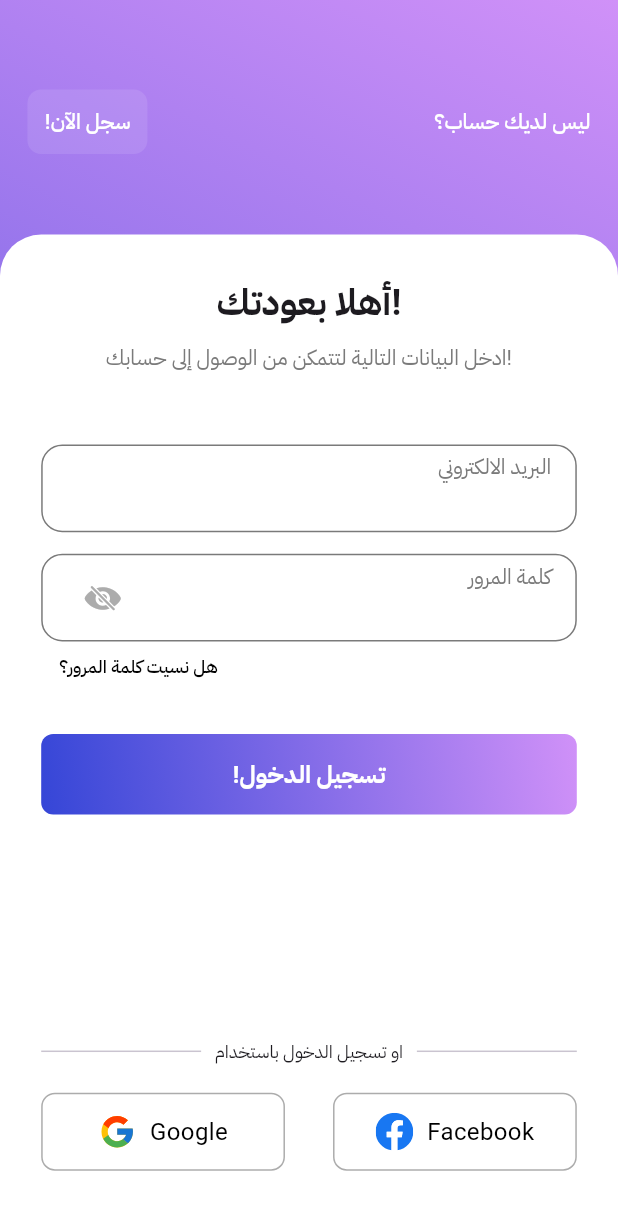
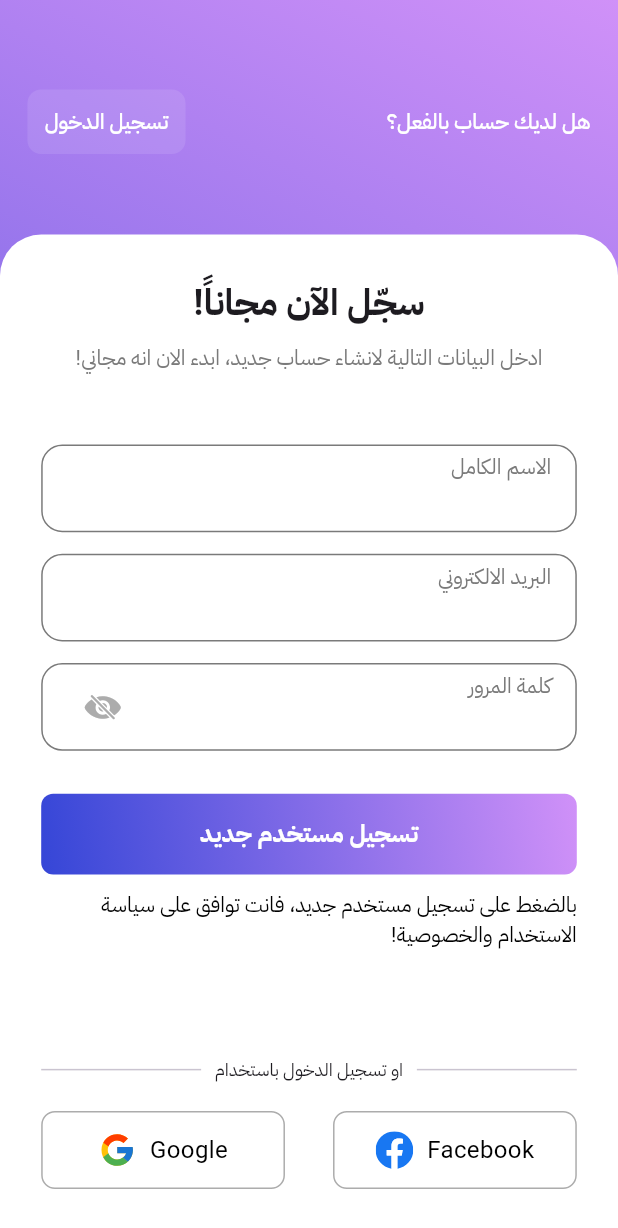
Before and after one commit to adham12121212/delivery_app, a Flutter app: the screen it shows after launch, after a tap on "سجل الآن!", on a phone screen of 412 x 824 dp. Shown: the top 1228 px of the screen. Run offline on Flutter 3.47's test engine with Material 3 defaults, Android fonts, the phone set to English and light mode, and no system bars; drawn by our look-alikes of modal_progress_hud_nsn; our stand-ins replace bloc, firebase_auth, firebase_core, flutter_bloc, flutter_screenutil, flutter_svg and 1 more; accounts and stored records are empty.

Commit message:
-signup view

```diff
--- a/lib/core/route/routing.dart
+++ b/lib/core/route/routing.dart
@@ -0,0 +1,30 @@
+
+import 'package:delivery_app/feature/Auth/presentation/views/login_view.dart';
+import 'package:delivery_app/feature/Auth/presentation/views/signup_view.dart';
+import 'package:flutter/cupertino.dart';
+import 'package:flutter/material.dart';
+
+Route<dynamic> onGenerateRoute(RouteSettings setting){
+  switch(setting.name){
+    case LoginView.routeName:
+      return MaterialPageRoute(builder: (context)=> const LoginView());
+    case SignupView.routeName:
+      return MaterialPageRoute(builder: (context)=> const SignupView());
+    default:
+      return MaterialPageRoute(builder: (context)=> const NoScreen());
+  }
+}
+
+
+class NoScreen extends StatelessWidget {
+  const NoScreen({super.key});
+
+  @override
+  Widget build(BuildContext context) {
+    return Scaffold(
+      body: Center(
+        child: Text('No Screen'),
+      ),
+    );
+  }
+}
--- a/lib/feature/Auth/domain/auth_repo/auth_repo.dart
+++ b/lib/feature/Auth/domain/auth_repo/auth_repo.dart
@@ -3,4 +3,5 @@ import 'package:delivery_app/feature/Auth/domain/entity/user_entity.dart';
 
 abstract class AuthRepo {
   Future<UserEntity> signInWithEmailAndPassword({required String email,required String password});
+  Future<UserEntity> signUpWithEmailAndPassword({required String email, required String password,required String name});
 }
--- a/lib/feature/Auth/presentation/views/signup_view.dart
+++ b/lib/feature/Auth/presentation/views/signup_view.dart
@@ -1,10 +1,29 @@
+import 'package:delivery_app/core/di/get_it.dart';
+import 'package:delivery_app/feature/Auth/presentation/cubit/auth_cubit.dart';
+import 'package:delivery_app/feature/Auth/presentation/widgets/signup_view_body_consumer.dart';
 import 'package:flutter/material.dart';
+import 'package:flutter_bloc/flutter_bloc.dart';
+
+import '../../domain/auth_repo/auth_repo.dart';
+import '../widgets/signup_view_body.dart';
 
 class SignupView extends StatelessWidget {
   const SignupView({super.key});
 
+  static const String routeName = 'signup';
+
   @override
   Widget build(BuildContext context) {
-    return const Placeholder();
+    return GestureDetector(
+      onTap: () => FocusScope.of(context).unfocus(),
+      child: BlocProvider(
+        create: (context) => AuthCubit(
+          getIt.get<AuthRepo>(),
+        ),
+        child: Scaffold(
+          body: SignupViewBodyConsumer(),
+        ),
+      ),
+    );
   }
 }
--- a/lib/feature/Auth/presentation/widgets/login_view_body.dart
+++ b/lib/feature/Auth/presentation/widgets/login_view_body.dart
@@ -1,3 +1,4 @@
+import 'package:delivery_app/feature/Auth/presentation/views/signup_view.dart';
 import 'package:delivery_app/feature/Auth/presentation/widgets/social_button.dart';
 import 'package:flutter/material.dart';
 import 'package:flutter_bloc/flutter_bloc.dart';
@@ -38,7 +39,9 @@ class _LoginViewBodyState extends State<LoginViewBody> {
         children: [
           SizedBox(height: 50.h,),
           NavigateCreateLoginEmail(
-            onTap: (){},
+            onTap: (){
+              Navigator.of(context).pushReplacementNamed(SignupView.routeName);
+            },
             title1: 'ليس لديك حساب؟',
             title2: 'سجل الآن!',
           ),
@@ -105,20 +108,25 @@ class _LoginViewBodyState extends State<LoginViewBody> {
                         mainAxisAlignment: MainAxisAlignment.end,
                         children: [
                           TextButton(
+                              onPressed: (){
+
+                              },
                               style: TextButton.styleFrom(
+                                elevation: 0,
+                                overlayColor: Colors.transparent,
                                 minimumSize: Size.zero,
-                                tapTargetSize: MaterialTapTargetSize.shrinkWrap,
+                                tapTargetSize: MaterialTapTargetSize.padded,
                               ),
-                              onPressed: (){},
                               child: Text(
                                 'هل نسيت كلمة المرور؟',
                                 style: AppTextStyle.medium12.copyWith(
                                     color: AppColor.blackColor
-                                ),))
+                                ),)),
                         ],
                       ),
                       SizedBox(height: 24.h,),
-                      CustomButton(title: 'تسجيل الدخول!', onTap: (){
+                      CustomButton(title: 'تسجيل الدخول!',
+                        onTap: (){
                         if (formKey.currentState!.validate()) {
                           context.read<AuthCubit>().
                           login(
--- a/lib/feature/Auth/presentation/widgets/login_view_body_consumer.dart
+++ b/lib/feature/Auth/presentation/widgets/login_view_body_consumer.dart
@@ -15,7 +15,6 @@ class LoginViewBodyConsumer extends StatelessWidget {
     return BlocConsumer<AuthCubit, AuthState>(
       listener: (context, state) {
         if(state is AuthSuccess){
-
           print('success');
           ScaffoldMessenger.of(context).showSnackBar(
             SnackBar(
--- /dev/null
+++ b/lib/feature/Auth/presentation/widgets/signup_view_body.dart
@@ -0,0 +1,167 @@
+import 'package:delivery_app/feature/Auth/presentation/views/login_view.dart';
+import 'package:delivery_app/feature/Auth/presentation/widgets/social_button.dart';
+import 'package:flutter/material.dart';
+import 'package:flutter_bloc/flutter_bloc.dart';
+import 'package:flutter_screenutil/flutter_screenutil.dart';
+
+import '../../../../core/constant/app_color.dart';
+import '../../../../core/constant/app_text_style.dart';
+import '../cubit/auth_cubit.dart';
+import 'custom_button.dart';
+import 'custom_divider.dart';
+import 'custom_text_form_field.dart';
+import 'navigate_createlogin_email.dart';
+
+class SignupViewBody extends StatefulWidget {
+  const SignupViewBody({super.key});
+
+  @override
+  State<SignupViewBody> createState() => _SignupViewBodyState();
+}
+
+class _SignupViewBodyState extends State<SignupViewBody> {
+  TextEditingController nameController =TextEditingController();
+  TextEditingController emailController =TextEditingController();
+  TextEditingController passwordController =TextEditingController();
+  final formKey = GlobalKey<FormState>();
+  @override
+  Widget build(BuildContext context) {
+    return  Container(
+      decoration: BoxDecoration(
+        gradient: LinearGradient(
+            colors:AppColor.primaryColors,
+            begin: Alignment.bottomLeft,
+            end: Alignment.topRight,
+            stops: [0,100]
+
+        ),
+      ),
+      child: Column(
+        children: [
+          SizedBox(height: 50.h,),
+          NavigateCreateLoginEmail(
+            onTap: (){
+              Navigator.of(context).pushReplacementNamed(LoginView.routeName);
+            },
+            title1: 'هل لديك حساب بالفعل؟',
+            title2: 'تسجيل الدخول',
+          ),
+          SizedBox(height: 45.h,),
+          Expanded(
+            child: Container(
+              width: double.infinity,
+              decoration: BoxDecoration(
+                  color: AppColor.whiteColor,
+                  borderRadius: BorderRadius.only(
+                    topLeft: Radius.circular(24.r),
+                    topRight: Radius.circular(24.r),
+                  )
+              ),
+              child: Padding(
+                padding:  EdgeInsets.symmetric(horizontal: 24.0.w),
+                child: Form(
+                  key: formKey,
+                  child: Column(
+                    children: [
+                      SizedBox(height: 24.h,),
+                      Text('سجّل الآن مجاناً!',style: AppTextStyle.bold24,),
+                      SizedBox(height: 8.h,),
+                      Text('ادخل البيانات التالية لانشاء حساب جديد، ابدء الان انه مجاني!',
+                        style: AppTextStyle.regular14.copyWith(
+                            color: AppColor.greyColor
+                        ),),
+                      SizedBox(height: 40.h,),
+                      CustomTextFormField(
+                        validator: (value){
+                          if (value == null || value.isEmpty) {
+                            return 'من فضلك أدخل الاسم الكامل';
+                          }
+                          return null;
+                        },
+                        isPassword: false,
+                        title: 'الاسم الكامل',
+                        controller: nameController,
+                        keyboardType: TextInputType.name,
+                      ),
+                      SizedBox(height: 12.h,),
+                      CustomTextFormField(
+                        validator: (value){
+                          if (value == null || value.isEmpty) {
+                            return 'من فضلك أدخل البريد الإلكتروني';
+                          }
+                          final emailRegex = RegExp(
+                            r'^[\w-\.]+@([\w-]+\.)+[\w-]{2,4}$',
+                          );
+                          if (!emailRegex.hasMatch(value)) {
+                            return 'بريد إلكتروني غير صحيح';
+                          }
+                          return null;
+                        },
+                        isPassword: false,
+                        title: 'البريد الالكتروني',
+                        controller: emailController,
+                        keyboardType: TextInputType.emailAddress,
+                      ),
+                      SizedBox(height: 12.h,),
+                      CustomTextFormField(
+                        validator: (value){
+                          if (value == null || value.isEmpty) {
+                            return 'من فضلك أدخل كلمة المرور';
+                          }
+                          if (value.length < 6) {
+                            return 'كلمة المرور يجب أن تكون 6 أحرف على الأقل';
+                          }
+                          return null;
+                        },
+                        isPassword: true,
+                        title: 'كلمة المرور',
+                        controller: passwordController,
+                        keyboardType: TextInputType.visiblePassword,
+                      ),
+
+                      SizedBox(height: 24.h,),
+                      CustomButton(
+                        title: 'تسجيل مستخدم جديد',
+                        onTap: (){
+                        if(formKey.currentState!.validate()){
+                          context.read<AuthCubit>().signUp(
+                              emailController.text.trim(),
+                              passwordController.text.trim(),
+                              nameController.text.trim()
+                          );
+                            }
+                        },),
+                      SizedBox(height: 10,),
+                      Text(
+                          'بالضغط على تسجيل مستخدم جديد، فانت توافق على سياسة الاستخدام والخصوصية!',
+                          style: AppTextStyle.regular14.copyWith(
+                              color: AppColor.blackColor
+                          ),
+                        ),
+                      SizedBox(height: 60.h,),
+                      CustomDivider(title: 'او تسجيل الدخول باستخدام',),
+                      SizedBox(height: 16.h),
+                      Row(
+                        children: [
+                          SocialButtons(
+                            title: 'Facebook',
+                            image: 'assets/logo/facebook.svg',
+                          ),
+                          SizedBox(width: 28.w,),
+                          SocialButtons(
+                            title: 'Google',
+                            image: 'assets/logo/google.svg',
+                          ),
+                        ],
+                      ),
+                    ],
+                  ),
+                ),
+              ),
+            ),
+          )
+        ],
+      ),
+    );
+  }
+}
--- /dev/null
+++ b/lib/feature/Auth/presentation/widgets/signup_view_body_consumer.dart
@@ -0,0 +1,57 @@
+import 'package:delivery_app/feature/Auth/presentation/cubit/auth_cubit.dart';
+import 'package:delivery_app/feature/Auth/presentation/views/login_view.dart';
+import 'package:delivery_app/feature/Auth/presentation/widgets/custom_loading.dart';
+import 'package:delivery_app/feature/Auth/presentation/widgets/signup_view_body.dart';
+import 'package:flutter/material.dart';
+import 'package:flutter_bloc/flutter_bloc.dart';
+
+import '../../../../core/widgets/awesome_snack_bar_content.dart';
+
+class SignupViewBodyConsumer extends StatelessWidget {
+  const SignupViewBodyConsumer({super.key});
+
+  @override
+  Widget build(BuildContext context) {
+    return BlocConsumer<AuthCubit, AuthState>(
+      listener: (context, state) {
+        if(state is AuthSuccess){
+          print('success');
+          ScaffoldMessenger.of(context).showSnackBar(
+            SnackBar(
+              backgroundColor: Colors.transparent,
+              elevation: 0,
+              behavior: SnackBarBehavior.floating,
+              content: AwesomeSnackBarContent(
+                title: 'تهانينا',
+                message: 'تم تسجيل بنجاح',
+                type: SnackType.success,
+              ),
+            ),
+          );
+          Navigator.of(context).pushReplacementNamed(LoginView.routeName);
+        }
+        if(state is AuthError){
+          print('error');
+          ScaffoldMessenger.of(context).showSnackBar(
+            SnackBar(
+              backgroundColor: Colors.transparent,
+              elevation: 0,
+              behavior: SnackBarBehavior.floating,
+              content: AwesomeSnackBarContent(
+                title: 'حدث خطأ',
+                message: state.message,
+                type: SnackType.failure,
+              ),
+            ),
+          );
+        }
+      },
+      builder: (context, state) {
+        return CustomLoadingOverlay(
+            isLoading: state is AuthLoading ? true : false,
+            loadingText: state is AuthLoading ? 'جاري تسجيل مستخدم جديد' : null,
+            child: SignupViewBody());
+      },
+    );
+  }
+}
--- a/lib/main.dart
+++ b/lib/main.dart
@@ -4,6 +4,7 @@ import 'package:flutter/material.dart';
 import 'package:flutter_localizations/flutter_localizations.dart';
 import 'package:flutter_screenutil/flutter_screenutil.dart';
 import 'core/di/get_it.dart';
+import 'core/route/routing.dart';
 import 'firebase_options.dart';
 import 'generated/l10n.dart';
 
@@ -37,7 +38,8 @@ class MyApp extends StatelessWidget {
         theme: ThemeData(
           fontFamily: 'IBM Plex Sans Arabic',
         ),
-        home: const LoginView(),
+        onGenerateRoute: onGenerateRoute,
+        initialRoute: LoginView.routeName,
       ),
     );
   }
```
Also changed, not shown: lib/core/service/firebase_service.dart (+9 -0 lines), lib/feature/Auth/data/auth_repo_impl/auth_repo_impl.dart (+19 -1 lines), lib/feature/Auth/presentation/cubit/auth_cubit.dart (+16 -0 lines).
